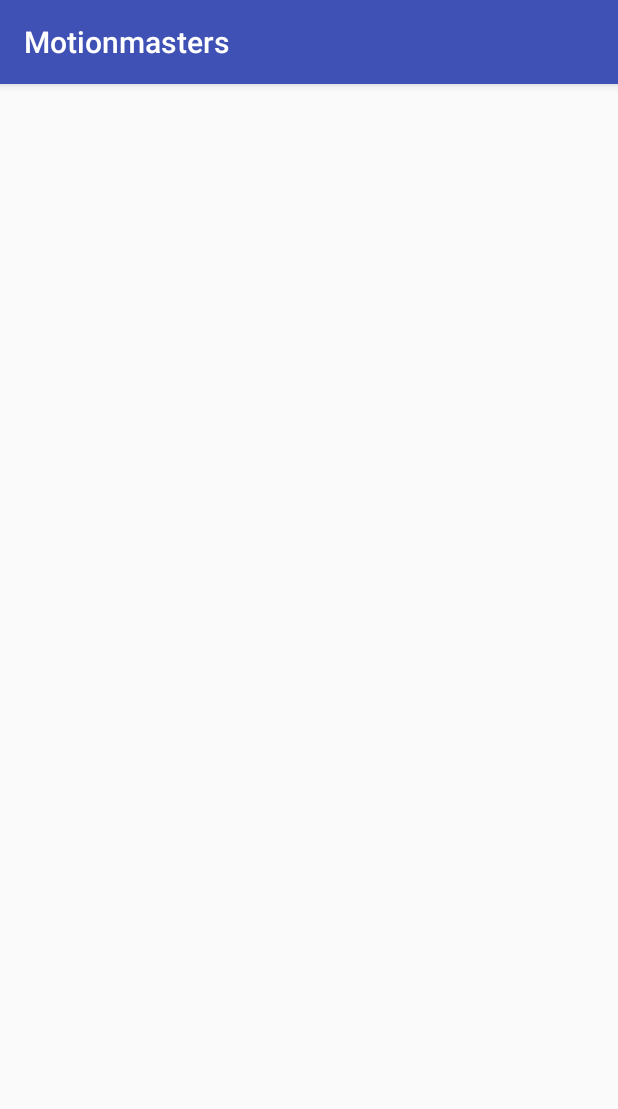
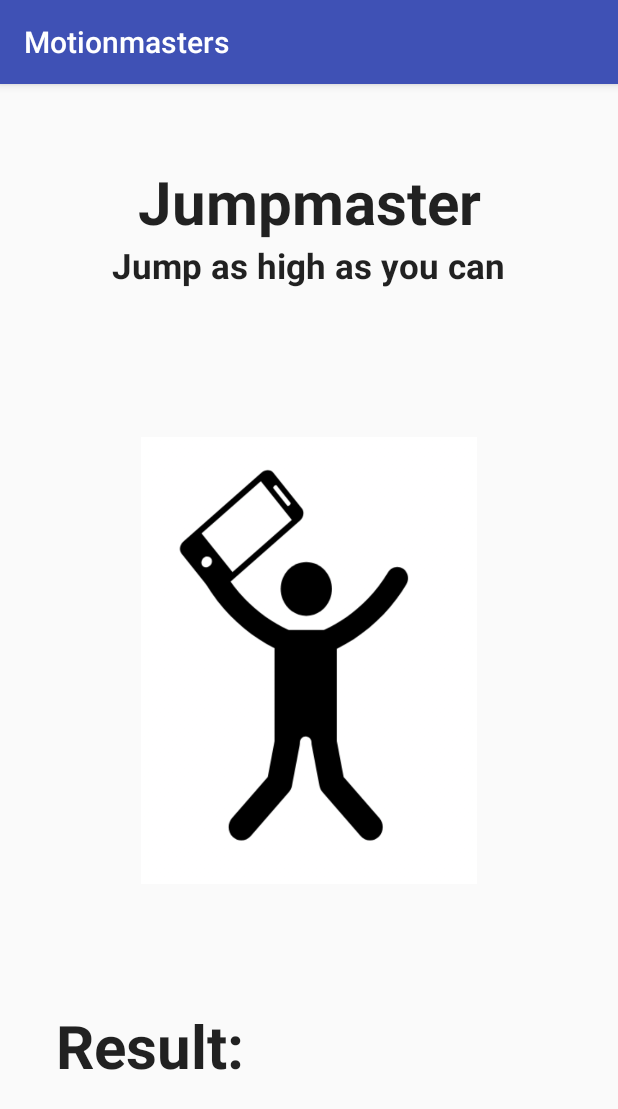
Before and after one commit to tovesson/MAMN01---Projekt, an Android app: the JumpActivity screen opened directly, with no data from a screen before it, on a phone screen of 412 x 824 dp. Shown: the top 1109 px of the screen. Run offline under Robolectric (Android 15) with nearby library versions, the phone set to English and light mode, and no system bars.

Commit message:
jumpActivity
Create jumpActivity screen

```diff
--- a/app/src/main/res/layout/activity_jump.xml
+++ b/app/src/main/res/layout/activity_jump.xml
@@ -6,4 +6,79 @@
     android:layout_height="match_parent"
     tools:context="com.example.motionmasters.motionmasters.JumpActivity">
 
+    <EditText
+        android:id="@+id/jumpmaster_header"
+        android:textStyle="bold"
+        android:textSize = "40dp"
+        android:background="@null"
+        android:gravity="center"
+        android:layout_width="wrap_content"
+        android:layout_height="wrap_content"
+        android:layout_marginBottom="8dp"
+        android:layout_marginEnd="8dp"
+        android:layout_marginStart="8dp"
+        android:layout_marginTop="8dp"
+        android:ems="10"
+        android:inputType="textPersonName"
+        android:singleLine="false"
+        android:text="@string/jumpmaster_header"
+        app:layout_constraintBottom_toBottomOf="parent"
+        app:layout_constraintEnd_toEndOf="parent"
+        app:layout_constraintStart_toStartOf="parent"
+        app:layout_constraintTop_toTopOf="parent"
+        app:layout_constraintVertical_bias="0.062" />
+
+    <EditText
+        android:id="@+id/jumpmaster_subheader"
+        android:layout_width="wrap_content"
+        android:layout_height="wrap_content"
+        android:layout_marginEnd="8dp"
+        android:layout_marginStart="8dp"
+        android:background="@null"
+        android:ems="10"
+        android:gravity="center"
+        android:inputType="textPersonName"
+        android:text="@string/jumpmaster_subheader"
+        android:textSize="23dp"
+        android:textStyle="bold"
+        app:layout_constraintEnd_toEndOf="parent"
+        app:layout_constraintHorizontal_bias="0.496"
+        app:layout_constraintStart_toStartOf="parent"
+        app:layout_constraintTop_toBottomOf="@+id/jumpmaster_header" />
+
+    <EditText
+        android:id="@+id/jumpmaster_result"
+        android:layout_width="337dp"
+        android:layout_height="wrap_content"
+        android:layout_marginBottom="8dp"
+        android:layout_marginEnd="8dp"
+        android:layout_marginStart="8dp"
+        android:layout_marginTop="8dp"
+        android:background="@null"
+        android:ems="10"
+        android:inputType="textPersonName"
+        android:text="@string/jumpmaster_result"
+        android:textSize="40dp"
+        android:textStyle="bold"
+        app:layout_constraintBottom_toBottomOf="parent"
+        app:layout_constraintEnd_toEndOf="parent"
+        app:layout_constraintStart_toStartOf="parent"
+        app:layout_constraintTop_toTopOf="parent"
+        app:layout_constraintVertical_bias="0.868" />
+
+    <ImageView
+        android:id="@+id/img_jumpmaster"
+        android:layout_width="313dp"
+        android:layout_height="298dp"
+        android:layout_marginBottom="8dp"
+        android:layout_marginEnd="8dp"
+        android:layout_marginStart="8dp"
+        android:layout_marginTop="8dp"
+        android:background="@null"
+        android:src="@drawable/jumpmaster"
+        app:layout_constraintBottom_toBottomOf="parent"
+        app:layout_constraintEnd_toEndOf="parent"
+        app:layout_constraintStart_toStartOf="parent"
+        app:layout_constraintTop_toTopOf="parent" />
+
 </android.support.constraint.ConstraintLayout>
--- a/app/src/main/res/values/strings.xml
+++ b/app/src/main/res/values/strings.xml
@@ -1,3 +1,6 @@
 <resources>
     <string name="app_name">Motionmasters</string>
+    <string name="jumpmaster_header">Jumpmaster</string>
+    <string name="jumpmaster_subheader">Jump as high as you can</string>
+    <string name="jumpmaster_result">Result:</string>
 </resources>
```
Also changed, not shown: app/src/main/res/drawable/jumpmaster.png (added).
